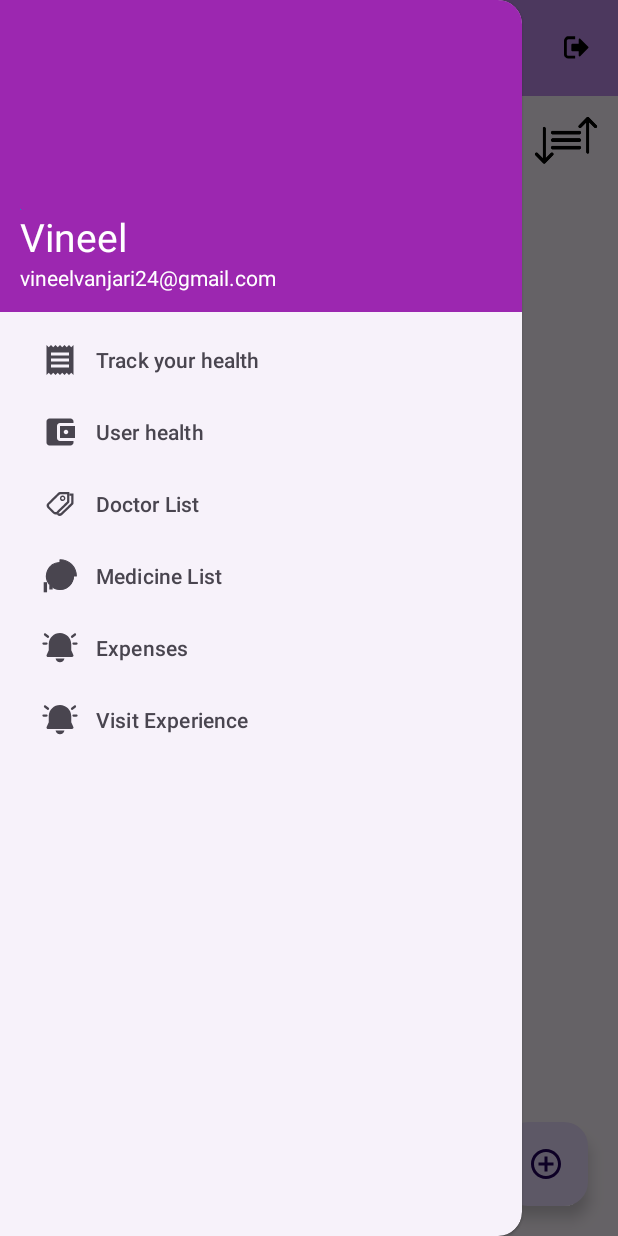
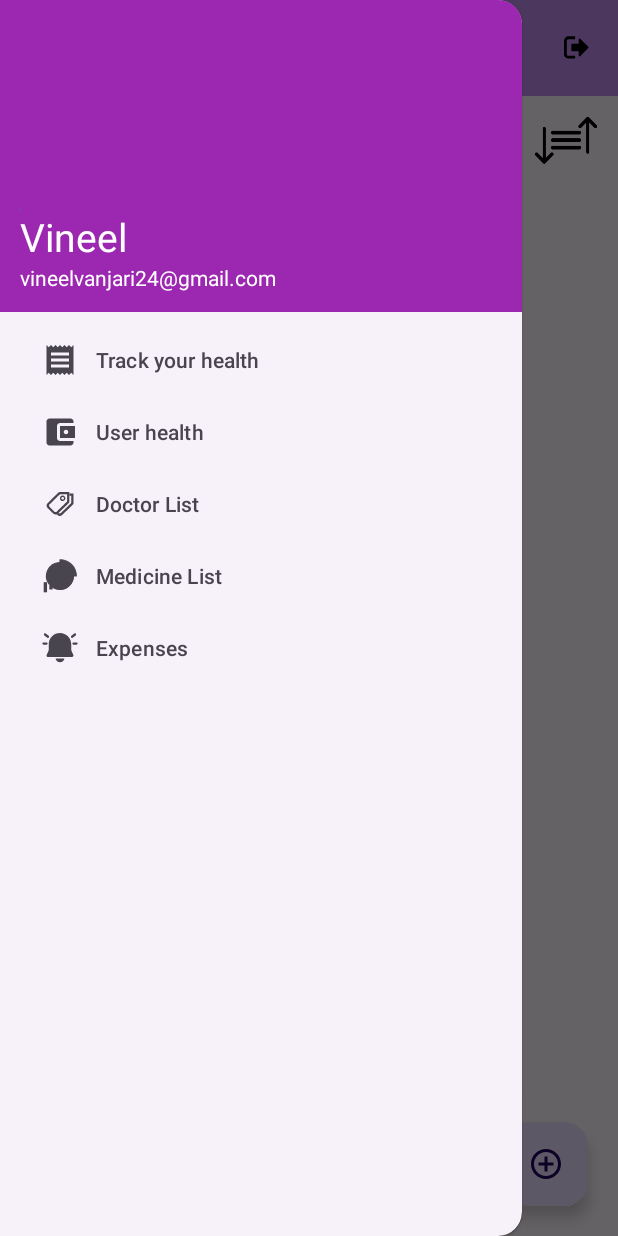
Before and after one commit to vineelvanjari24/HealthManagementMain, an Android app: the MainActivity screen opened directly, with no data from a screen before it, with the side drawer open, on a phone screen of 412 x 824 dp. Run offline under Robolectric (Android 15) with nearby library versions, the phone set to English and light mode, and no system bars; our stand-ins replace sdp/ssp sizes.

Commit message:
login changed

```diff
--- a/app/src/main/java/com/polytechnic/healthmanagement/MainActivity.java
+++ b/app/src/main/java/com/polytechnic/healthmanagement/MainActivity.java
@@ -70,9 +70,7 @@ public class MainActivity extends AppCompatActivity {
                 else if (id==R.id.expenses) {
                     loadFragment(new ExpensesFragment(),false,"ExpensesFragmentTag");
                 }
-                else if (id==R.id.visitExperience) {
-                    loadFragment(new VisitExperienceFragment(),false,"VisitExperienceFragmentTag");
-                }
+
 
                 drawerLayout.closeDrawer(GravityCompat.START);
 
--- a/app/src/main/res/menu/drawer_layout_menu.xml
+++ b/app/src/main/res/menu/drawer_layout_menu.xml
@@ -24,9 +24,5 @@
         android:title="Expenses"
         android:icon="@drawable/alerts_logo"
         />
-    <item
-        android:id="@+id/visitExperience"
-        android:title="Visit Experience"
-        android:icon="@drawable/alerts_logo"
-        />
+
 </menu>
```
